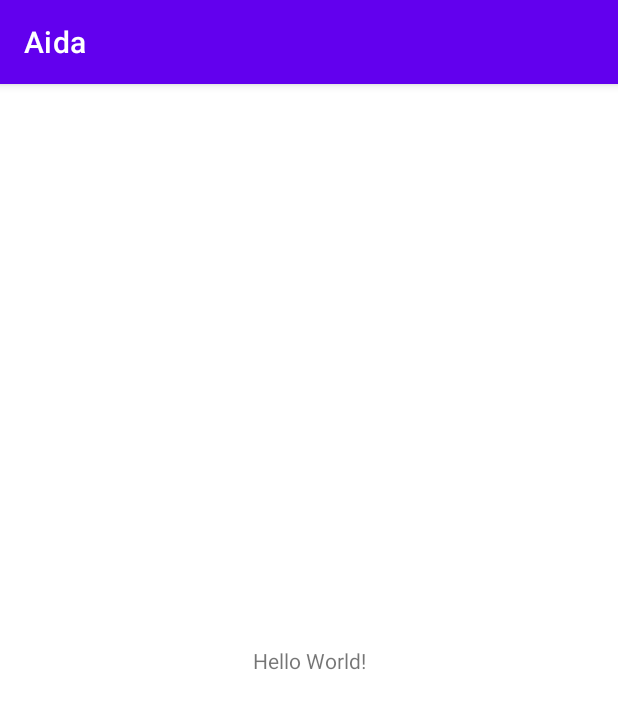
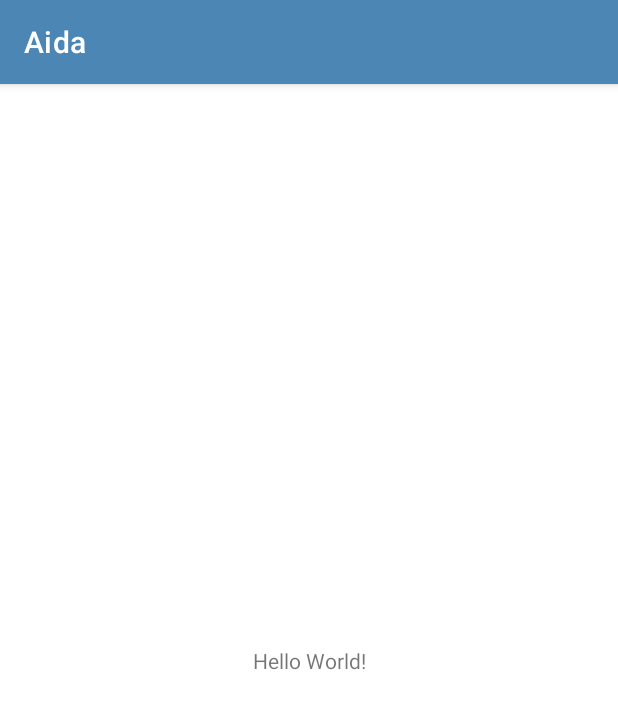
Before and after one commit to jirois/Aida, an Android app: the screen it shows after launch (MainActivity), on a phone screen of 412 x 824 dp. Shown: the top 709 px of the screen. Run offline under Robolectric (Android 15) with nearby library versions, the phone set to English and light mode, and no system bars.

Commit message:
feat: initial setup

```diff
--- a/app/build.gradle
+++ b/app/build.gradle
@@ -30,6 +30,10 @@ android {
     kotlinOptions {
         jvmTarget = '1.8'
     }
+
+    buildFeatures{
+        dataBinding true
+    }
 }
 
 dependencies {
--- a/app/src/main/res/values/colors.xml
+++ b/app/src/main/res/values/colors.xml
@@ -1,10 +1,19 @@
 <?xml version="1.0" encoding="utf-8"?>
 <resources>
-    <color name="purple_200">#FFBB86FC</color>
-    <color name="purple_500">#FF6200EE</color>
-    <color name="purple_700">#FF3700B3</color>
-    <color name="teal_200">#FF03DAC5</color>
-    <color name="teal_700">#FF018786</color>
+    <color name="purple_200">#adcbe3</color>
+    <color name="purple_500">#4b86b4</color>
+    <color name="purple_700">#2a4d69</color>
+    <color name="teal_200">#adcbe3</color>
+    <color name="teal_700">#63ace5</color>
     <color name="black">#FF000000</color>
     <color name="white">#FFFFFFFF</color>
+    <color name="primary_text_color">#212121</color>
+    <color name="secondary_text_color">#9AA2AF</color>
+    <color name="white_color">#FFFFFF</color>
+    <color name="button_background_color">#63ace5</color>
+
+    <!--START-->
+    <color name="circular_image_border_color">#757575</color>
+    <color name="item_happy_place_description_text_color">#606060</color>
+    <!--END-->
 </resources>
--- a/app/src/main/res/values/themes.xml
+++ b/app/src/main/res/values/themes.xml
@@ -13,4 +13,8 @@
         <item name="android:statusBarColor" tools:targetApi="l">?attr/colorPrimaryVariant</item>
         <!-- Customize your theme here. -->
     </style>
+
+    <style name="CustomNoActionBarTheme" parent="@style/Theme.MaterialComponents.NoActionBar">
+        <item name="android:statusBarColor">@color/purple_700</item>
+    </style>
 </resources>
```
Also changed, not shown: app/src/main/res/values/strings.xml (+11 -0 lines).
